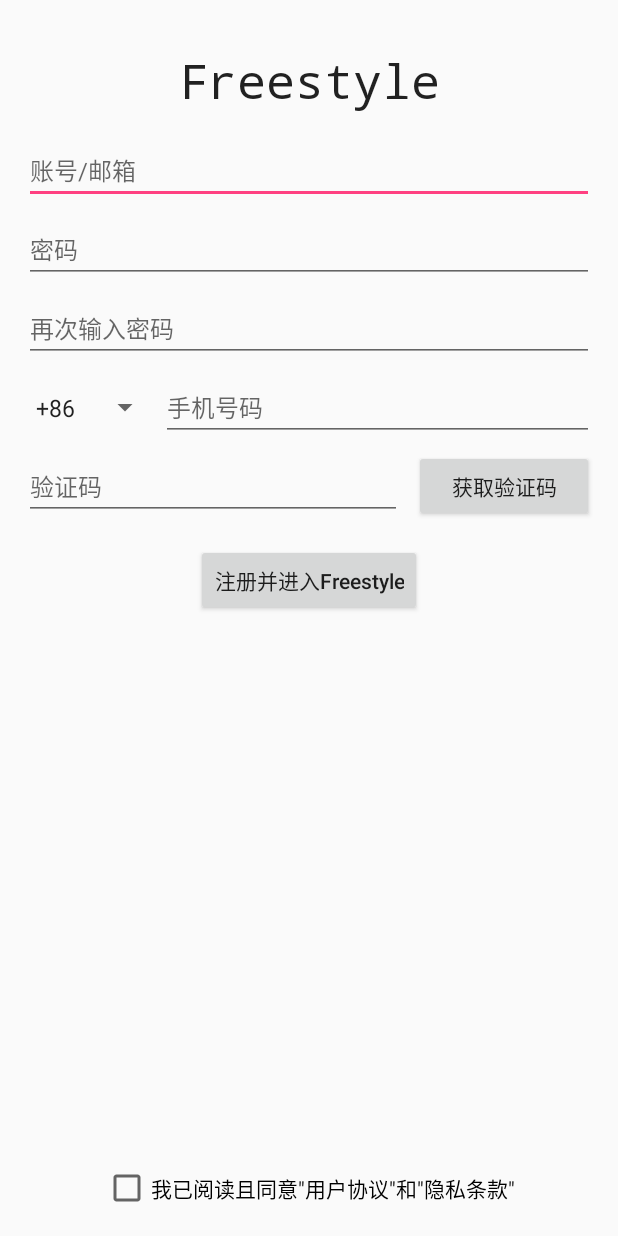
After one commit to SuperMario233/phototransform-front, an Android app: the layout activity_sign_up_old.xml on its own in the app's theme, with its tools: preview values and no code run, on a phone screen of 412 x 824 dp. The commit adds this screen. Run offline under Robolectric (Android 15) with nearby library versions, the phone set to English and light mode, and no system bars; network calls fail.

```diff
--- a/app/src/main/AndroidManifest.xml
+++ b/app/src/main/AndroidManifest.xml
@@ -67,7 +67,6 @@
         <activity android:name=".sign_up"
             android:theme="@style/AppTheme.NoActionBar" />
         <activity android:name=".choose_filter">
-
         </activity>
 
         <activity
--- a/app/src/main/java/com/binarypheasant/freestyle/choose_filter.java
+++ b/app/src/main/java/com/binarypheasant/freestyle/choose_filter.java
@@ -202,7 +202,7 @@ public class choose_filter extends AppCompatActivity {
                         }
                         progressDialog.dismiss();
                     }
-                },new Response.ErrorListener(){
+                }, new Response.ErrorListener(){
             @Override
             public void onErrorResponse(VolleyError volleyError) {
                 progressDialog.dismiss();
@@ -300,7 +300,6 @@ public class choose_filter extends AppCompatActivity {
         return filePath;
     }
 
-
     public void onClickMoreFilters(View view) {
         Toast.makeText(choose_filter.this, "你点击了\"更多滤镜\"", Toast.LENGTH_SHORT).show();
         // ToDO: 打开滤镜画廊，获取滤镜后添加到filters[]中，然后重新加载滤镜显示栏，并把新的排到前面
--- a/app/src/main/res/layout/activity_choose_filter.xml
+++ b/app/src/main/res/layout/activity_choose_filter.xml
@@ -22,6 +22,7 @@
         android:layout_height="100dp"
         android:background="#00000000"
         app:layout_constraintBottom_toBottomOf="parent"
+        app:layout_constraintTop_toBottomOf="@+id/photo_show"
         app:layout_constraintEnd_toEndOf="parent"
         app:layout_constraintHorizontal_bias="0.0"
         app:layout_constraintStart_toStartOf="parent"
--- /dev/null
+++ b/app/src/main/res/layout/activity_sign_up_old.xml
@@ -0,0 +1,142 @@
+<?xml version="1.0" encoding="utf-8"?>
+<android.support.constraint.ConstraintLayout xmlns:android="http://schemas.android.com/apk/res/android"
+    xmlns:app="http://schemas.android.com/apk/res-auto"
+    xmlns:tools="http://schemas.android.com/tools"
+    android:layout_width="match_parent"
+    android:layout_height="match_parent"
+    tools:context=".sign_up">
+
+    <TextView
+        android:id="@+id/textView"
+        android:layout_width="wrap_content"
+        android:layout_height="wrap_content"
+        android:layout_marginTop="32dp"
+        android:fontFamily="monospace"
+        android:text="Freestyle"
+        android:textAllCaps="false"
+        android:textAppearance="@style/TextAppearance.AppCompat"
+        android:textSize="32sp"
+        app:layout_constraintEnd_toEndOf="parent"
+        app:layout_constraintStart_toStartOf="parent"
+        app:layout_constraintTop_toTopOf="parent" />
+
+    <EditText
+        android:id="@+id/getEmail"
+        android:layout_width="0dp"
+        android:layout_height="wrap_content"
+        android:layout_marginEnd="16dp"
+        android:layout_marginStart="16dp"
+        android:layout_marginTop="16dp"
+        android:ems="10"
+        android:hint="账号/邮箱"
+        android:inputType="textEmailAddress"
+        android:textSize="16sp"
+        app:layout_constraintEnd_toEndOf="parent"
+        app:layout_constraintStart_toStartOf="parent"
+        app:layout_constraintTop_toBottomOf="@+id/textView" />
+
+    <EditText
+        android:id="@+id/repeatPassword"
+        android:layout_width="0dp"
+        android:layout_height="wrap_content"
+        android:layout_marginEnd="16dp"
+        android:layout_marginStart="16dp"
+        android:layout_marginTop="8dp"
+        android:ems="10"
+        android:hint="再次输入密码"
+        android:inputType="textPassword"
+        android:textSize="16sp"
+        app:layout_constraintEnd_toEndOf="parent"
+        app:layout_constraintHorizontal_bias="0.0"
+        app:layout_constraintStart_toStartOf="parent"
+        app:layout_constraintTop_toBottomOf="@+id/getPassword" />
+
+    <EditText
+        android:id="@+id/getPassword"
+        android:layout_width="0dp"
+        android:layout_height="wrap_content"
+        android:layout_marginEnd="16dp"
+        android:layout_marginStart="16dp"
+        android:layout_marginTop="8dp"
+        android:ems="10"
+        android:hint="密码"
+        android:inputType="textPassword"
+        android:textSize="16sp"
+        app:layout_constraintEnd_toEndOf="parent"
+        app:layout_constraintStart_toStartOf="parent"
+        app:layout_constraintTop_toBottomOf="@+id/getEmail" />
+
+    <EditText
+        android:id="@+id/getPhoneNumber"
+        android:layout_width="0dp"
+        android:layout_height="wrap_content"
+        android:layout_marginEnd="16dp"
+        android:layout_marginTop="8dp"
+        android:ems="10"
+        android:hint="手机号码"
+        android:inputType="phone"
+        android:textSize="16sp"
+        app:layout_constraintEnd_toEndOf="parent"
+        app:layout_constraintStart_toEndOf="@+id/spinner_phoneRegion"
+        app:layout_constraintTop_toBottomOf="@+id/repeatPassword" />
+
+    <Spinner
+        android:id="@+id/spinner_phoneRegion"
+        android:entries="@array/phone_region"
+        android:layout_width="wrap_content"
+        android:layout_height="39dp"
+        android:layout_marginBottom="8dp"
+        android:layout_marginStart="16dp"
+        android:layout_marginTop="8dp"
+        app:layout_constraintBottom_toTopOf="@+id/getVeriCode"
+        app:layout_constraintStart_toStartOf="parent"
+        app:layout_constraintTop_toBottomOf="@+id/repeatPassword" />
+
+    <EditText
+        android:id="@+id/getVeriCode"
+        android:layout_width="0dp"
+        android:layout_height="wrap_content"
+        android:layout_marginEnd="8dp"
+        android:layout_marginStart="16dp"
+        android:layout_marginTop="8dp"
+        android:ems="10"
+        android:hint="验证码"
+        android:inputType="number"
+        android:textSize="16sp"
+        app:layout_constraintEnd_toStartOf="@+id/sendVeriCodeBtn"
+        app:layout_constraintStart_toStartOf="parent"
+        app:layout_constraintTop_toBottomOf="@+id/getPhoneNumber" />
+
+    <Button
+        android:id="@+id/sendVeriCodeBtn"
+        android:layout_width="120dp"
+        android:layout_height="wrap_content"
+        android:layout_marginEnd="16dp"
+        android:onClick="getAuthCode"
+        android:text="获取验证码"
+        app:layout_constraintBaseline_toBaselineOf="@+id/getVeriCode"
+        app:layout_constraintEnd_toEndOf="parent" />
+
+    <Button
+        android:id="@+id/signupBtn"
+        android:layout_width="wrap_content"
+        android:layout_height="wrap_content"
+        android:layout_marginTop="16dp"
+        android:onClick="createUser"
+        android:text="注册并进入Freestyle"
+        android:textAllCaps="false"
+        app:layout_constraintEnd_toEndOf="parent"
+        app:layout_constraintStart_toStartOf="parent"
+        app:layout_constraintTop_toBottomOf="@+id/getVeriCode" />
+
+    <CheckBox
+        android:id="@+id/agreementCheckbox"
+        android:layout_width="wrap_content"
+        android:layout_height="wrap_content"
+        android:layout_marginBottom="16dp"
+        android:text='我已阅读且同意"用户协议"和"隐私条款"'
+        app:layout_constraintBottom_toBottomOf="parent"
+        app:layout_constraintEnd_toEndOf="parent"
+        app:layout_constraintStart_toStartOf="parent" />
+
+</android.support.constraint.ConstraintLayout>
```
Also changed, not shown: app/src/main/res/drawable/f1.jpg (added), app/src/main/res/drawable/f2.jpg (added), app/src/main/res/drawable/f3.jpg (added), app/src/main/res/drawable/f4.jpg (added).
